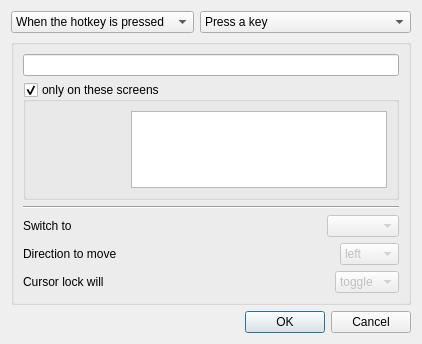
The window that src/gui/src/ActionDialog.ui (input-leap/input-leap) describes before a commit, drawn with Qt 5.
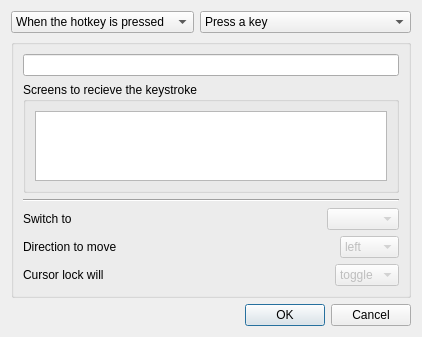
The same window after the commit. Custom widgets are drawn as their Qt base class.

Commit message: refactor(ActionDialog): Use checkable items in the screen list that sets what screens can recieve a keystroke action

```diff
--- a/src/gui/src/ActionDialog.ui
+++ b/src/gui/src/ActionDialog.ui
@@ -6,8 +6,8 @@
    <rect>
     <x>0</x>
     <y>0</y>
-    <width>304</width>
-    <height>344</height>
+    <width>393</width>
+    <height>314</height>
    </rect>
   </property>
   <property name="windowTitle">
@@ -99,35 +99,13 @@
       <item>
        <widget class="QGroupBox" name="m_pGroupBoxScreens">
         <property name="title">
-         <string>only on these screens</string>
+         <string>Screens to recieve the keystroke</string>
         </property>
-        <property name="flat">
-         <bool>true</bool>
-        </property>
-        <property name="checkable">
-         <bool>true</bool>
-        </property>
-        <layout class="QHBoxLayout">
+        <layout class="QVBoxLayout" name="verticalLayout_2">
          <item>
-          <spacer>
-           <property name="orientation">
-            <enum>Qt::Horizontal</enum>
-           </property>
-           <property name="sizeHint" stdset="0">
-            <size>
-             <width>40</width>
-             <height>20</height>
-            </size>
-           </property>
-          </spacer>
-         </item>
-         <item>
-          <widget class="QListWidget" name="m_pListScreens">
-           <property name="minimumSize">
-            <size>
-             <width>128</width>
-             <height>64</height>
-            </size>
+          <widget class="QListWidget" name="listScreens">
+           <property name="sizeAdjustPolicy">
+            <enum>QAbstractScrollArea::AdjustToContents</enum>
            </property>
            <property name="selectionMode">
             <enum>QAbstractItemView::ExtendedSelection</enum>
```
Left out of the diff: 4 changed lines with no effect on the pictures. The commit also changes 1 other file.
